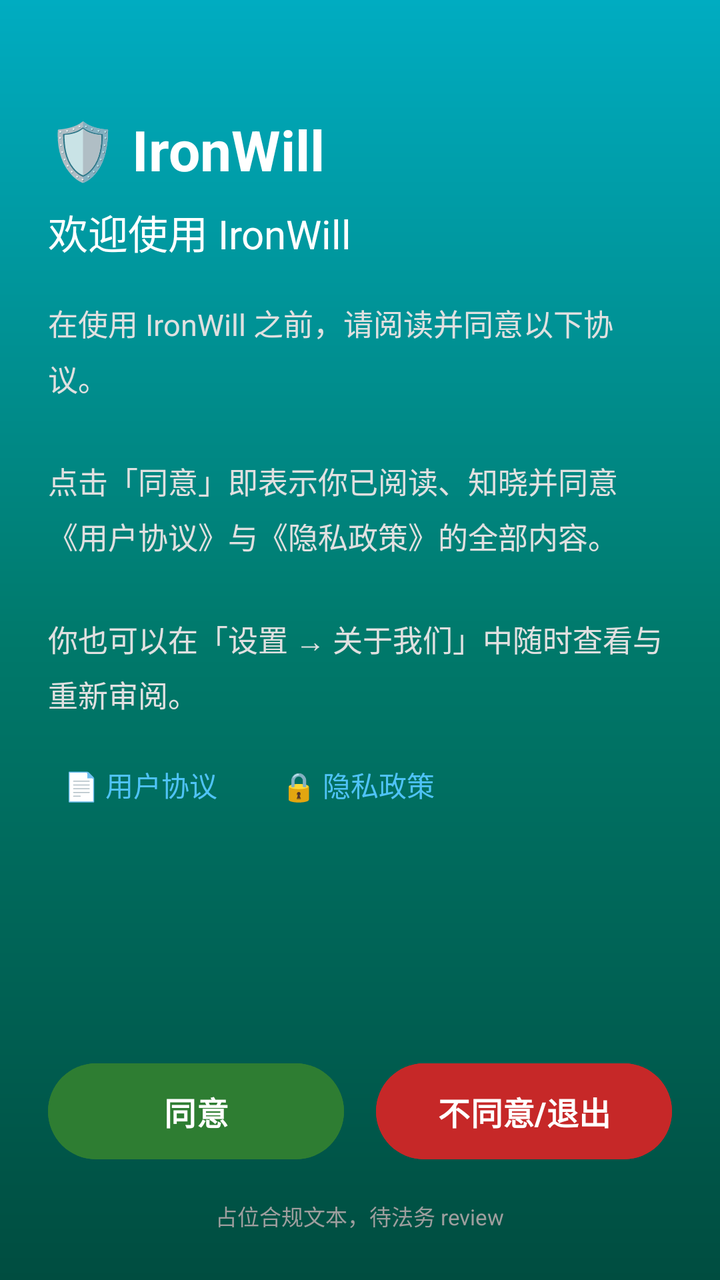
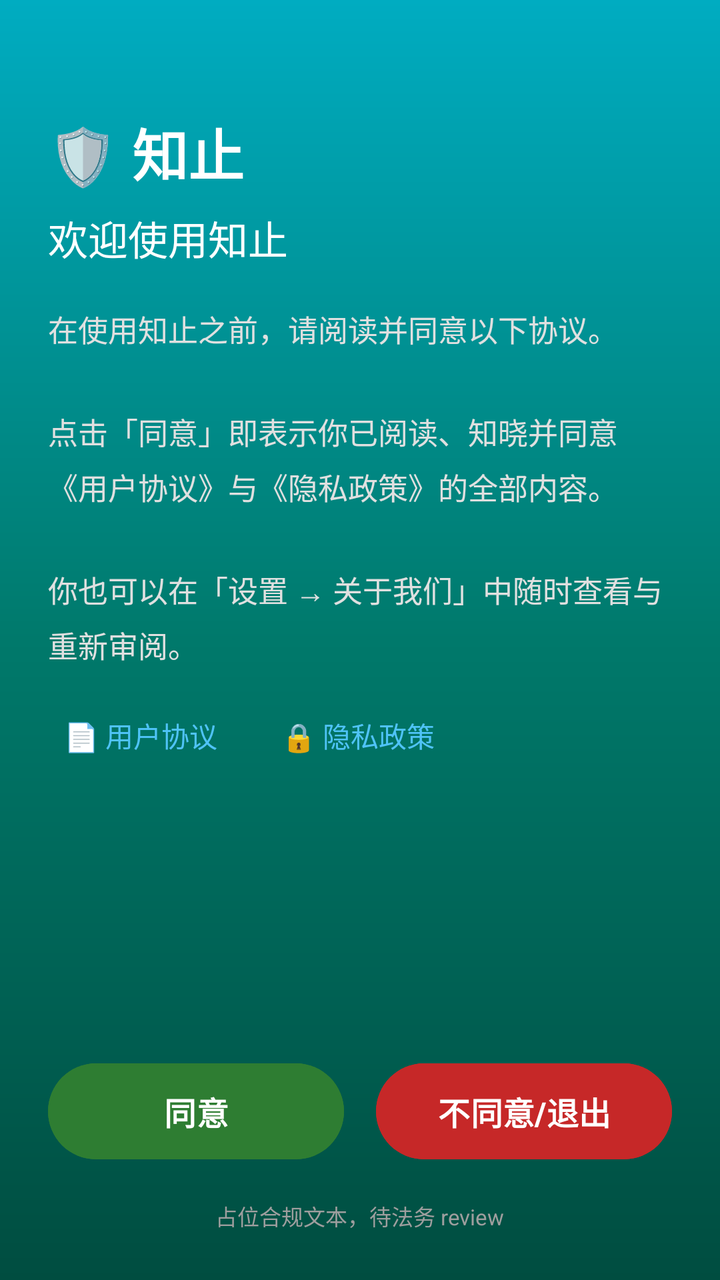

An Android layout rendered at two revisions. The XML below is the earlier revision; the diff shows what the commit changed to produce the second picture.
<!-- AndroidManifest.xml: activity theme Theme.ZhiZhi -->
<!-- res/layout/activity_privacy_consent.xml -->
<?xml version="1.0" encoding="utf-8"?>
<LinearLayout xmlns:android="http://schemas.android.com/apk/res/android"
    android:layout_width="match_parent"
    android:layout_height="match_parent"
    android:orientation="vertical"
    android:background="@drawable/bg_sea_depths"
    android:padding="24dp"
    android:fitsSystemWindows="true">

    <TextView
        android:layout_width="wrap_content"
        android:layout_height="wrap_content"
        android:text="🛡️ IronWill"
        android:textSize="28sp"
        android:textStyle="bold"
        android:textColor="#FFFFFF"
        android:layout_marginTop="32dp"/>

    <TextView
        android:layout_width="wrap_content"
        android:layout_height="wrap_content"
        android:text="欢迎使用 IronWill"
        android:textSize="20sp"
        android:textColor="#FFFFFF"
        android:layout_marginTop="8dp"/>

    <TextView
        android:layout_width="match_parent"
        android:layout_height="wrap_content"
        android:layout_marginTop="20dp"
        android:textSize="15sp"
        android:lineSpacingExtra="6dp"
        android:textColor="#E0E0E0"
        android:text="在使用 IronWill 之前，请阅读并同意以下协议。\n\n点击「同意」即表示你已阅读、知晓并同意《用户协议》与《隐私政策》的全部内容。\n\n你也可以在「设置 → 关于我们」中随时查看与重新审阅。"/>

    <LinearLayout
        android:layout_width="match_parent"
        android:layout_height="wrap_content"
        android:orientation="horizontal"
        android:layout_marginTop="16dp">

        <TextView
            android:id="@+id/tv_open_user_agreement"
            android:layout_width="wrap_content"
            android:layout_height="wrap_content"
            android:padding="8dp"
            android:text="📄 用户协议"
            android:textSize="14sp"
            android:textColor="#4FC3F7"
            android:background="?android:attr/selectableItemBackground"/>

        <TextView
            android:id="@+id/tv_open_privacy_policy"
            android:layout_width="wrap_content"
            android:layout_height="wrap_content"
            android:padding="8dp"
            android:layout_marginStart="16dp"
            android:text="🔒 隐私政策"
            android:textSize="14sp"
            android:textColor="#4FC3F7"
            android:background="?android:attr/selectableItemBackground"/>
    </LinearLayout>

    <View
        android:layout_width="match_parent"
        android:layout_height="0dp"
        android:layout_weight="1"/>

    <LinearLayout
        android:layout_width="match_parent"
        android:layout_height="wrap_content"
        android:orientation="horizontal"
        android:layout_marginBottom="16dp">

        <Button
            android:id="@+id/btn_consent_accept"
            android:layout_width="0dp"
            android:layout_height="56dp"
            android:layout_weight="1"
            android:layout_marginEnd="8dp"
            android:text="同意"
            android:textSize="16sp"
            android:textStyle="bold"
            android:textColor="#FFFFFF"
            android:backgroundTint="#2E7D32"
            android:minHeight="0dp"/>

        <Button
            android:id="@+id/btn_consent_decline"
            android:layout_width="0dp"
            android:layout_height="56dp"
            android:layout_weight="1"
            android:layout_marginStart="8dp"
            android:text="不同意/退出"
            android:textSize="16sp"
            android:textStyle="bold"
            android:textColor="#FFFFFF"
            android:backgroundTint="#C62828"
            android:minHeight="0dp"/>
    </LinearLayout>

    <TextView
        android:layout_width="wrap_content"
        android:layout_height="wrap_content"
        android:layout_gravity="center_horizontal"
        android:textSize="11sp"
        android:textColor="#9E9E9E"
        android:text="占位合规文本，待法务 review"/>

</LinearLayout>
<!-- resources referenced by this layout -->
<resources>
  <!-- drawable bg_sea_depths (drawable) -->
  <?xml version="1.0" encoding="utf-8"?>
  <shape xmlns:android="http://schemas.android.com/apk/res/android" android:shape="rectangle">
      <gradient
          android:startColor="#00ACC1"
          android:centerColor="#00796B"
          android:endColor="#004D40"
          android:angle="270" />
  </shape>
  <style name="Theme.ZhiZhi" parent="Base.Theme.ZhiZhi" />
  <style name="Base.Theme.ZhiZhi" parent="Theme.Material3.DayNight.NoActionBar">
          
      </style>
</resources>

<!-- the commit's change to res/layout/activity_privacy_consent.xml (unified diff, before → after) -->
@@ -10,7 +10,7 @@
     <TextView
         android:layout_width="wrap_content"
         android:layout_height="wrap_content"
-        android:text="🛡️ IronWill"
+        android:text="🛡️ 知止"
         android:textSize="28sp"
         android:textStyle="bold"
         android:textColor="#FFFFFF"
@@ -19,7 +19,7 @@
     <TextView
         android:layout_width="wrap_content"
         android:layout_height="wrap_content"
-        android:text="欢迎使用 IronWill"
+        android:text="欢迎使用知止"
         android:textSize="20sp"
         android:textColor="#FFFFFF"
         android:layout_marginTop="8dp"/>
@@ -31,7 +31,7 @@
         android:textSize="15sp"
         android:lineSpacingExtra="6dp"
         android:textColor="#E0E0E0"
-        android:text="在使用 IronWill 之前，请阅读并同意以下协议。\n\n点击「同意」即表示你已阅读、知晓并同意《用户协议》与《隐私政策》的全部内容。\n\n你也可以在「设置 → 关于我们」中随时查看与重新审阅。"/>
+        android:text="在使用知止之前，请阅读并同意以下协议。\n\n点击「同意」即表示你已阅读、知晓并同意《用户协议》与《隐私政策》的全部内容。\n\n你也可以在「设置 → 关于我们」中随时查看与重新审阅。"/>
 
     <LinearLayout
         android:layout_width="match_parent"
